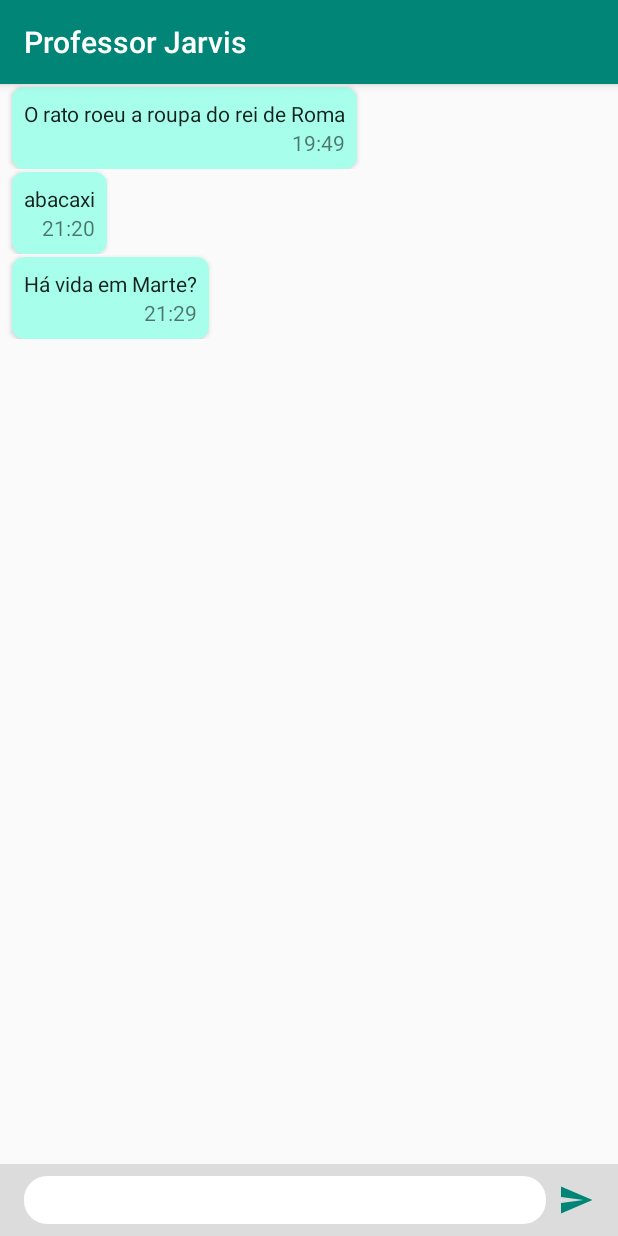
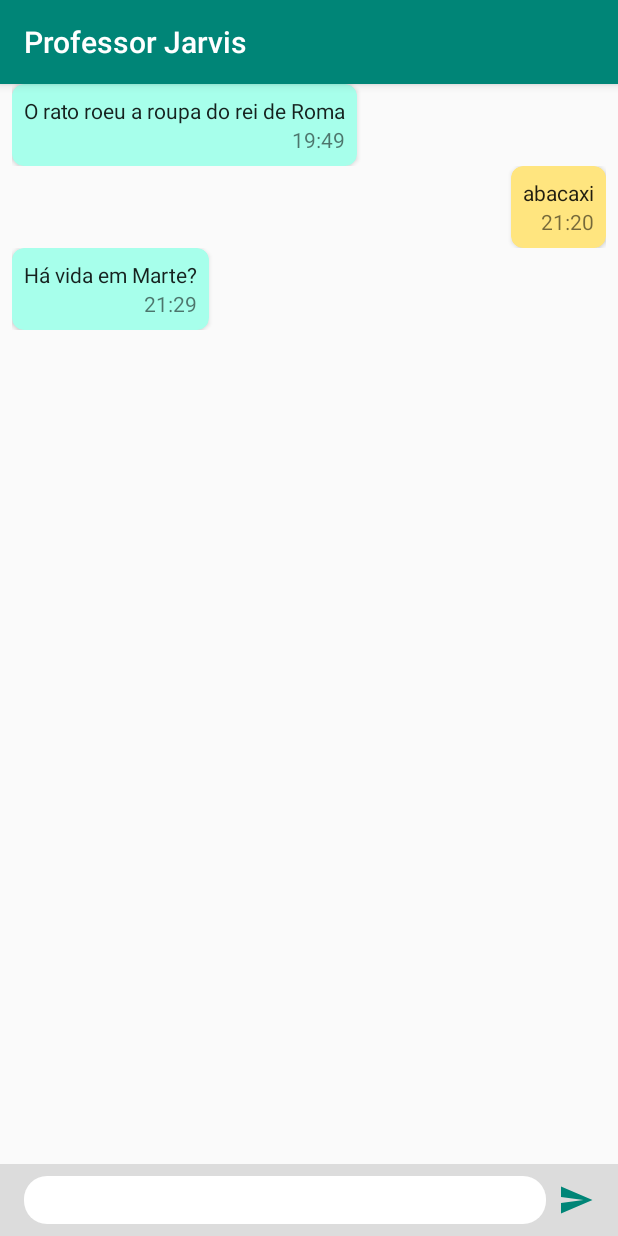
Before and after one commit to InfnApps/ProfJarvis, an Android app: the screen it shows after launch (MainActivity), on a phone screen of 412 x 824 dp. Run offline under Robolectric (Android 15) with nearby library versions, the phone set to English and light mode, and no system bars.

Commit message:
changed background color of messages according to sender

```diff
--- a/app/src/main/java/br/edu/infnet/professorjarvis/chat/MessageAdapter.kt
+++ b/app/src/main/java/br/edu/infnet/professorjarvis/chat/MessageAdapter.kt
@@ -1,19 +1,22 @@
 package br.edu.infnet.professorjarvis.chat
 
+import android.graphics.Color
+import android.view.Gravity
 import android.view.LayoutInflater
 import android.view.View
 import android.view.ViewGroup
+import android.widget.FrameLayout
 import android.widget.TextView
 import androidx.cardview.widget.CardView
 import androidx.recyclerview.widget.RecyclerView
 import br.edu.infnet.professorjarvis.R
 import br.edu.infnet.professorjarvis.chat.model.ChatMessage
+import br.edu.infnet.professorjarvis.commom.jarvisMessageBackground
+import br.edu.infnet.professorjarvis.commom.userMessageBackground
 import kotlinx.android.synthetic.main.message_card.view.*
 
 class MessageAdapter(val items:MutableList<ChatMessage> = mutableListOf())
     : RecyclerView.Adapter<RecyclerView.ViewHolder>() {
-
-
 
     override fun getItemCount() = items.size
 
@@ -27,13 +30,25 @@ class MessageAdapter(val items:MutableList<ChatMessage> = mutableListOf())
     override fun onBindViewHolder(holder: RecyclerView.ViewHolder, position: Int) {
         val message = items[position]
         if (holder is MessageViewHolder){
+            //configura texto da mensagem
             holder.bodyTextView.text = message.text
+            //configura hora de envio
             holder.momentTextView.text = message.moment
-            if (message.fromUser){
-                //holder.card.layoutParams.
+
+            // posição da mensagem na tela (esquerda ou direita)
+            holder.card.layoutParams = FrameLayout.LayoutParams(
+                FrameLayout.LayoutParams.WRAP_CONTENT,
+                FrameLayout.LayoutParams.WRAP_CONTENT).apply {
+                gravity = if (message.fromUser) Gravity.END else Gravity.START
+            }
+            // cor de fundo da mensagem
+            holder.card.setCardBackgroundColor(
+                Color.parseColor(
+                    if (message.fromUser) userMessageBackground
+                    else jarvisMessageBackground))
             }
         }
-    }
+
 
     class MessageViewHolder(itemView: View): RecyclerView.ViewHolder(itemView){
         val bodyTextView: TextView = itemView.findViewById(R.id.message_textview)
--- /dev/null
+++ b/app/src/main/java/br/edu/infnet/professorjarvis/commom/Constants.kt
@@ -0,0 +1,4 @@
+package br.edu.infnet.professorjarvis.commom
+
+val userMessageBackground = "#FFE57F"
+val jarvisMessageBackground = "#A7FFEB"
--- a/app/src/main/res/layout/message_card.xml
+++ b/app/src/main/res/layout/message_card.xml
@@ -4,13 +4,16 @@ android:layout_width="match_parent"
 android:layout_height="wrap_content"
 xmlns:android="http://schemas.android.com/apk/res/android"
 xmlns:app="http://schemas.android.com/apk/res-auto"
-xmlns:tools="http://schemas.android.com/tools">
+xmlns:tools="http://schemas.android.com/tools"
+android:paddingLeft="8dp"
+android:paddingStart="8dp"
+android:paddingEnd="8dp"
+android:paddingRight="8dp">
     <androidx.cardview.widget.CardView android:layout_width="wrap_content"
                                        android:layout_height="wrap_content" app:cardCornerRadius="8dp"
                                        app:cardBackgroundColor="#A7FFEB" android:background="#A7FFEB"
                                        android:layout_marginTop="2dp"
-                                       android:layout_marginLeft="8dp"
-                                       android:layout_marginRight="8dp" android:id="@+id/root_card">
+                                       android:id="@+id/root_card">
 
         <androidx.constraintlayout.widget.ConstraintLayout
                 android:layout_width="match_parent"
--- a/app/src/main/res/values/colors.xml
+++ b/app/src/main/res/values/colors.xml
@@ -4,4 +4,7 @@
     <color name="colorPrimaryDark">#00574B</color>
     <color name="colorAccent">#D81B60</color>
     <color name="grayDetail">#DCDCDC</color>
+
+    <color name="userMessageBackground">#FFE57F</color>
+    <color name="jarvisMessageBackground">#A7FFEB</color>
 </resources>
```
